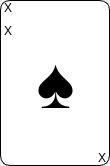
Old version of the form src/singlecardwidget.ui in the repository Elimas/makao.
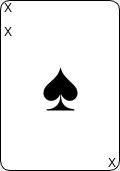
New version of the form.

Patch:
```diff
--- a/src/singlecardwidget.ui
+++ b/src/singlecardwidget.ui
@@ -6,8 +6,8 @@
    <rect>
     <x>0</x>
     <y>0</y>
-    <width>110</width>
-    <height>166</height>
+    <width>120</width>
+    <height>171</height>
    </rect>
   </property>
   <property name="windowTitle">
```
